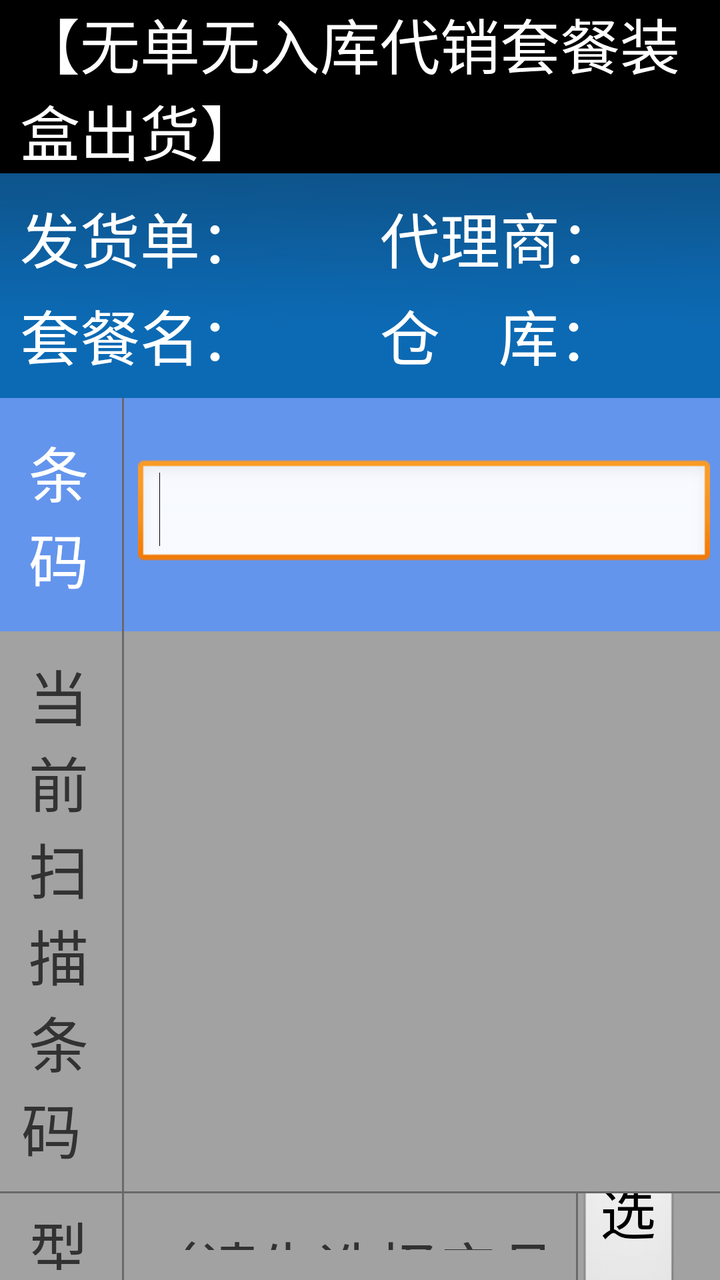
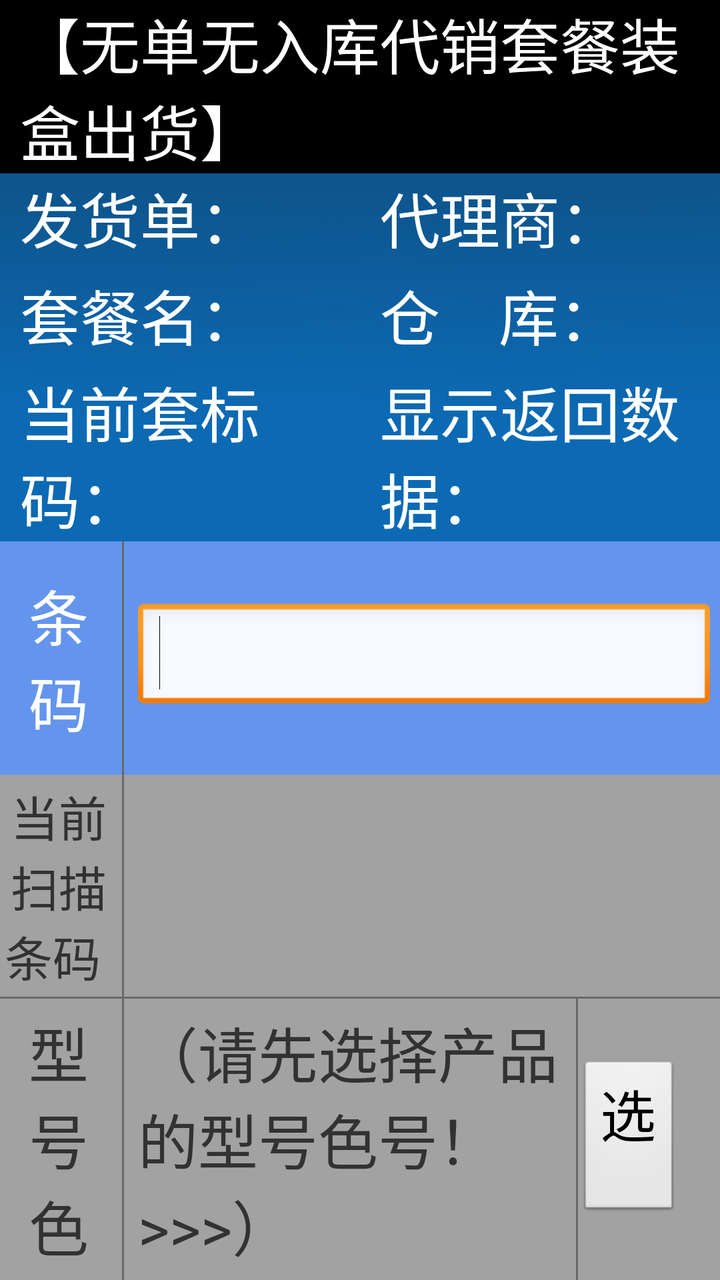

The first picture is an Android layout as it rendered before a commit; the second is the same layout after the commit. The layout source and the unified diff follow.
<!-- AndroidManifest.xml: application theme android:Theme.Light.NoTitleBar -->
<!-- res/layout/new_p_dv_outstock_z_d_packmeal_nobill_noinstock.xml -->
<?xml version="1.0" encoding="utf-8"?>
<LinearLayout xmlns:android="http://schemas.android.com/apk/res/android"
    xmlns:tools="http://schemas.android.com/tools"
    android:layout_width="match_parent"
    android:layout_height="match_parent"
    android:orientation="vertical"
    tools:ignore="HardcodedText,dpUsage,InefficientWeight,UselessLeaf" >

    <TextView
        android:id="@+id/tv_title"
        android:layout_width="match_parent"
        android:layout_height="wrap_content"
        android:background="@color/black"
        android:gravity="left"
        android:paddingLeft="10dp"
        android:text="【无单无入库代销套餐装盒出货】"
        android:textColor="@color/white"
        android:textSize="30dp" />

    <LinearLayout
        android:layout_width="match_parent"
        android:layout_height="wrap_content"
        android:background="@drawable/titlebar_back"
        android:gravity="center_vertical"
        android:orientation="horizontal" >

        <RelativeLayout
            android:id="@+id/relayout_left"
            android:layout_width="0dp"
            android:layout_height="fill_parent"
            android:layout_weight="1"
            android:gravity="center_vertical" >

            <RelativeLayout
                android:id="@+id/relayout_billno"
                android:layout_width="match_parent"
                android:layout_height="wrap_content" >

                <TextView
                    android:id="@+id/tv_billno_str"
                    android:layout_width="wrap_content"
                    android:layout_height="wrap_content"
                    android:layout_centerVertical="true"
                    android:layout_marginLeft="10dp"
                    android:text="发货单："
                    android:textColor="@color/white"
                    android:textSize="30dp" />

                <TextView
                    android:id="@+id/tv_billno"
                    android:layout_width="wrap_content"
                    android:layout_height="wrap_content"
                    android:layout_centerVertical="true"
                    android:layout_toRightOf="@id/tv_billno_str"
                    android:text=""
                    android:textColor="@color/white"
                    android:textSize="30dp" />
            </RelativeLayout>

            <RelativeLayout
                android:layout_width="match_parent"
                android:layout_height="wrap_content"
                android:layout_marginTop="5dp"
                android:layout_below="@+id/relayout_billno">

                <TextView
                    android:id="@+id/tv_packmeal_str"
                    android:layout_width="wrap_content"
                    android:layout_height="wrap_content"
                    android:layout_centerVertical="true"
                    android:layout_marginLeft="10dp"
                    android:text="套餐名："
                    android:textColor="@color/white"
                    android:textSize="30dp" />
                <TextView
                    android:id="@+id/tv_packmeal"
                    android:layout_width="wrap_content"
                    android:layout_height="wrap_content"
                    android:layout_centerVertical="true"
                    android:layout_toRightOf="@id/tv_packmeal_str"
                    android:text=""
                    android:textColor="@color/white"
                    android:textSize="30dp" />
            </RelativeLayout>
        </RelativeLayout>

        <RelativeLayout
            android:id="@+id/relayout_right"
            android:layout_width="0dp"
            android:layout_height="fill_parent"
            android:layout_weight="1"
            android:gravity="center_vertical"
            android:paddingBottom="10dp"
            android:paddingTop="10dp" >

            <RelativeLayout
                android:id="@+id/relayout_company"
                android:layout_width="match_parent"
                android:layout_height="wrap_content"
                android:visibility="visible" >

                <TextView
                    android:id="@+id/tv_company_str"
                    android:layout_width="wrap_content"
                    android:layout_height="wrap_content"
                    android:layout_centerVertical="true"
                    android:layout_marginLeft="10dp"
                    android:text="代理商："
                    android:textColor="@color/white"
                    android:textSize="30dp" />

                <TextView
                    android:id="@+id/tv_company_name"
                    android:layout_width="wrap_content"
                    android:layout_height="wrap_content"
                    android:layout_centerVertical="true"
                    android:layout_toRightOf="@id/tv_company_str"
                    android:text=""
                    android:textColor="@color/white"
                    android:textSize="30dp" />
            </RelativeLayout>

            <RelativeLayout
                android:id="@+id/relayout_stock"
                android:layout_width="match_parent"
                android:layout_height="wrap_content"
                android:layout_below="@id/relayout_company"
                android:layout_marginTop="5dp" >

                <TextView
                    android:id="@+id/tv_stock_str"
                    android:layout_width="wrap_content"
                    android:layout_height="wrap_content"
                    android:layout_centerVertical="true"
                    android:layout_marginLeft="10dp"
                    android:text="仓    库："
                    android:textColor="@color/white"
                    android:textSize="30dp" />

                <TextView
                    android:id="@+id/tv_stock_name"
                    android:layout_width="wrap_content"
                    android:layout_height="wrap_content"
                    android:layout_centerVertical="true"
                    android:layout_toRightOf="@id/tv_stock_str"
                    android:text=""
                    android:textColor="@color/white"
                    android:textSize="30dp" />
            </RelativeLayout>
        </RelativeLayout>
    </LinearLayout>

    <LinearLayout
        android:layout_width="match_parent"
        android:layout_height="wrap_content"
        android:background="@color/cornflowerblue"
        android:orientation="horizontal" >

        <TextView
            android:layout_width="0dp"
            android:layout_height="wrap_content"
            android:layout_weight="0.5"
            android:gravity="center"
            android:paddingBottom="15dp"
            android:paddingTop="15dp"
            android:text="条\t\t码"
            android:textColor="@color/white"
            android:textSize="30dp" />

        <View
            android:layout_width="1dp"
            android:layout_height="fill_parent"
            android:layout_marginLeft="2dp"
            android:layout_marginRight="2dp"
            android:background="#696969" />

        <LinearLayout
            android:layout_width="0dp"
            android:layout_height="55dp"
            android:layout_gravity="center_vertical"
            android:layout_weight="2.5"
            android:orientation="horizontal" >

            <EditText
                android:id="@+id/et_barcode"
                android:layout_width="0dp"
                android:layout_height="wrap_content"
                android:layout_marginLeft="5dp"
                android:layout_marginRight="5dp"
                android:layout_weight="1.5"
                android:ems="18"
                android:focusable="true"
                android:focusableInTouchMode="true"
                android:gravity="center_vertical"
                android:inputType="text"
                android:textSize="30dp" >

                <requestFocus />
            </EditText>

            <Spinner
                android:id="@+id/spinner_type"
                android:layout_width="140dp"
                android:layout_height="50dp"
                android:gravity="center"
                android:spinnerMode="dialog"
                android:visibility="gone" />

            <Button
                android:id="@+id/btn_d_nobill_noinstock_revoke"
                android:layout_width="0dp"
                android:layout_height="wrap_content"
                android:layout_marginLeft="10dp"
                android:layout_marginRight="10dp"
                android:layout_weight="0.5"
                android:text="撤销"
                android:visibility="gone" />
        </LinearLayout>
    </LinearLayout>

    <LinearLayout
        android:layout_width="match_parent"
        android:layout_height="wrap_content"
        android:background="#A2A2A2"
        android:orientation="horizontal" >

        <LinearLayout
            android:layout_width="0dp"
            android:layout_height="wrap_content"
            android:layout_weight="0.5"
            android:orientation="vertical" >

            <TextView
                android:layout_width="match_parent"
                android:layout_height="wrap_content"
                android:gravity="center"
                android:paddingBottom="10dp"
                android:paddingTop="10dp"
                android:text="当前扫描条码 "
                android:textSize="30dp" />
        </LinearLayout>

        <View
            android:layout_width="1dp"
            android:layout_height="match_parent"
            android:layout_marginLeft="2dp"
            android:layout_marginRight="2dp"
            android:background="#696969" />

        <LinearLayout
            android:layout_width="0dp"
            android:layout_height="wrap_content"
            android:layout_gravity="center_vertical"
            android:layout_weight="2.5"
            android:orientation="vertical" >

            <TextView
                android:id="@+id/tv_show_code"
                android:layout_width="match_parent"
                android:layout_height="wrap_content"
                android:paddingLeft="5dp"
                android:text=""
                android:textSize="30dp" />
        </LinearLayout>
    </LinearLayout>

    <View
        android:layout_width="match_parent"
        android:layout_height="1dp"
        android:background="#696969" />

    <LinearLayout
        android:layout_width="fill_parent"
        android:layout_height="wrap_content"
        android:background="#A2A2A2"
        android:gravity="center_vertical"
        android:orientation="horizontal" >

        <LinearLayout
            android:layout_width="0dp"
            android:layout_height="wrap_content"
            android:layout_weight="0.5"
            android:orientation="vertical"
            android:paddingBottom="5dp"
            android:paddingTop="5dp" >

            <TextView
                android:id="@+id/TextView06"
                android:layout_width="match_parent"
                android:layout_height="wrap_content"
                android:gravity="center"
                android:text="型号色号 "
                android:textSize="30dp" />









            <LinearLayout
                android:layout_width="wrap_content"
                android:layout_height="wrap_content"
                android:orientation="horizontal"
                android:gravity="center"
                android:layout_gravity="center">
                <TextView
                    android:layout_width="match_parent"
                    android:layout_height="wrap_content"
                    android:gravity="center"
                    android:text="(产品ID)"
                    android:textSize="28dp" />
                <TextView
                    android:id="@+id/tv_instock_batch"
                    android:layout_width="wrap_content"
                    android:layout_height="wrap_content"
                    android:text="批号"
                    android:textSize="26dp"
                    android:visibility="gone"
                    android:layout_marginLeft="10dp"></TextView>
            </LinearLayout>

        </LinearLayout>

        <View
            android:layout_width="1dp"
            android:layout_height="match_parent"
            android:layout_marginLeft="2dp"
            android:layout_marginRight="2dp"
            android:background="#696969" />

        <LinearLayout
            android:layout_width="0dp"
            android:layout_height="wrap_content"
            android:layout_weight="1.9"
            android:orientation="vertical"
            android:paddingBottom="15dp"
            android:paddingTop="15dp" >

            <TextView
                android:id="@+id/tv_model_colors"
                android:layout_width="match_parent"
                android:layout_height="wrap_content"
                android:paddingLeft="5dp"
                android:text="（请先选择产品的型号色号！>>>）"
                android:textSize="30dp" />

            <TextView
                android:id="@+id/tv_goodsid"
                android:layout_width="match_parent"
                android:layout_height="wrap_content"
                android:layout_marginTop="10dp"
                android:paddingLeft="5dp"
                android:text=""
                android:textSize="28dp" />
        </LinearLayout>

        <View
            android:layout_width="1dp"
            android:layout_height="match_parent"
            android:background="#696969" />

        <LinearLayout
            android:layout_width="0dp"
            android:layout_height="wrap_content"
            android:layout_weight="0.6"
            android:gravity="center"
            android:orientation="horizontal" >

            <Button
                android:id="@+id/btn_select_goodsid"
                android:layout_width="fill_parent"
                android:layout_height="80dp"
                android:layout_marginRight="20dp"
                android:text="选\t择 "
                android:textSize="28dp" />
        </LinearLayout>
    </LinearLayout>

    <LinearLayout
        android:layout_width="match_parent"
        android:layout_height="wrap_content"
        android:layout_weight="2.88"
        android:orientation="vertical" >

        <LinearLayout
            android:layout_width="match_parent"
            android:layout_height="80dp"
            android:gravity="center_vertical"
            android:orientation="horizontal" >

            <TextView
                android:id="@+id/TextView07"
                android:layout_width="0dp"
                android:layout_height="fill_parent"
                android:layout_weight="1"
                android:background="#D7D7D7"
                android:gravity="center"
                android:text="此型号累计"
                android:textSize="30dp" />

            <View
                android:layout_width="2dp"
                android:layout_height="fill_parent"
                android:background="#AEAEAE" />

            <TextView
                android:id="@+id/TextView09"
                android:layout_width="0dp"
                android:layout_height="fill_parent"
                android:layout_weight="1"
                android:background="#D7D7D7"
                android:gravity="center"
                android:text="合\t计"
                android:textSize="30dp" />

            <View
                android:layout_width="2dp"
                android:layout_height="fill_parent"
                android:background="#AEAEAE" />

            <TextView
                android:id="@+id/TextView_pack_box_ok_title"
                android:layout_width="0dp"
                android:layout_height="fill_parent"
                android:layout_weight="1"
                android:background="#D7D7D7"
                android:gravity="center"
                android:text="套标装盒\n成功数"
                android:textSize="26dp" />
        </LinearLayout>

        <View
            android:layout_width="match_parent"
            android:layout_height="1dp"
            android:background="#AEAEAE" />

        <LinearLayout
            android:layout_width="match_parent"
            android:layout_height="fill_parent"
            android:gravity="center_vertical"
            android:orientation="horizontal" >

            <TextView
                android:id="@+id/tv_curqty"
                android:layout_width="0dp"
                android:layout_height="fill_parent"
                android:layout_weight="1"
                android:gravity="center"
                android:text="0"
                android:textColor="@color/darkgreen"
                android:textSize="60dp" />

            <View
                android:layout_width="2dp"
                android:layout_height="fill_parent"
                android:background="#AEAEAE" />

            <TextView
                android:id="@+id/tv_totalqty"
                android:layout_width="0dp"
                android:layout_height="fill_parent"
                android:layout_weight="1"
                android:gravity="center"
                android:text="0"
                android:textSize="60dp" />

            <View
                android:layout_width="2dp"
                android:layout_height="fill_parent"
                android:background="#AEAEAE" />

            <TextView
                android:id="@+id/tv_pack_box_success"
                android:layout_width="0dp"
                android:layout_height="fill_parent"
                android:layout_weight="1"
                android:gravity="center"
                android:text="0"
                android:textColor="@color/darkgreen"
                android:textSize="60dp" />
        </LinearLayout>
    </LinearLayout>


































    <LinearLayout
        android:id="@+id/lin_Bottom"
        android:layout_width="match_parent"
        android:layout_height="wrap_content"
        android:layout_alignParentBottom="true"
        android:gravity="center"
        android:orientation="vertical"
        >

        <RelativeLayout
            android:layout_width="match_parent"
            android:layout_height="wrap_content"
            android:background="#D7D7D7"
            android:paddingBottom="10dp"
            android:paddingTop="10dp" >

            <TextView
                android:id="@+id/tv_connect_state_str"
                android:layout_width="wrap_content"
                android:layout_height="wrap_content"
                android:layout_marginLeft="50dp"
                android:gravity="center"
                android:text="蓝牙打印机："
                android:textSize="30dp" />

            <TextView
                android:id="@+id/tv_connect_state"
                android:layout_width="wrap_content"
                android:layout_height="wrap_content"
                android:layout_toRightOf="@id/tv_connect_state_str"
                android:gravity="center"
                android:text="未连接"
                android:textSize="30dp" />

            <TextView
                android:id="@+id/tv_message"
                android:layout_width="wrap_content"
                android:layout_height="wrap_content"
                android:layout_alignParentRight="true"
                android:layout_marginRight="50dp"
                android:gravity="center"
                android:text="可扫描"
                android:textSize="30dp"
                android:visibility="gone" />
        </RelativeLayout>

        <RelativeLayout
            android:layout_width="match_parent"
            android:layout_height="wrap_content"
            android:background="@drawable/titlebar_back"
            android:gravity="center"
            android:paddingBottom="15dp"
            android:paddingTop="15dp" >

            <Button
                android:id="@+id/btn_connect"
                android:layout_width="200dp"
                android:layout_height="60dp"
                android:background="@drawable/button_background2"
                android:text="连接"
                android:textSize="30dp" />

            <Button
                android:id="@+id/btn_scan_detail"
                android:layout_width="200dp"
                android:layout_height="60dp"
                android:layout_marginLeft="30dp"
                android:layout_toRightOf="@id/btn_connect"
                android:background="@drawable/button_background2"
                android:text="扫描明细"
                android:textSize="30dp"
                android:visibility="gone" />

            <Button
                android:visibility="gone"
                android:id="@+id/btn_scan_print"
                android:layout_width="200dp"
                android:layout_height="60dp"
                android:layout_marginLeft="30dp"
                android:layout_toRightOf="@id/btn_scan_detail"
                android:background="@drawable/button_background2"
                android:text="扫描打印"
                android:textSize="30dp" />

            <Button
                android:id="@+id/btn_again_print_boxcode"
                android:layout_width="200dp"
                android:layout_height="60dp"
                android:layout_marginLeft="50dp"
                android:layout_toRightOf="@id/btn_scan_print"
                android:background="@drawable/button_background2"
                android:text="补打套标"
                android:textSize="30dp" />

            <Button
                android:id="@+id/btn_test_packing"
                android:layout_width="200dp"
                android:layout_height="60dp"
                android:layout_marginLeft="50dp"
                android:layout_toRightOf="@id/btn_again_print_boxcode"
                android:background="@drawable/button_background2"
                android:text="测试打印"
                android:textSize="30dp" />

            <Button
                android:id="@+id/btn_finish"
                android:layout_width="200dp"
                android:layout_height="60dp"
                android:layout_marginLeft="50dp"
                android:layout_toRightOf="@id/btn_test_packing"
                android:background="@drawable/button_background2"
                android:text="完成"
                android:textSize="30dp" />
        </RelativeLayout>
    </LinearLayout>


</LinearLayout>
<!-- resources referenced by this layout -->
<resources>
  <color name="black">#000000</color>
  <color name="cornflowerblue">#6495ED</color>
  <color name="darkgreen">#006400</color>
  <color name="white">#FFFFFF</color>
  <!-- drawable button_background2 (drawable) -->
  <?xml version="1.0" encoding="utf-8"?>
  <selector xmlns:android="http://schemas.android.com/apk/res/android" >
     <item android:state_focused="true" android:drawable="@drawable/btn_style_four_pressed"></item>
     <item android:state_pressed="true" android:drawable="@drawable/btn_style_four_pressed"></item>
     <item android:drawable="@drawable/btn_style_four_normal"></item> 
  </selector>
  <!-- drawable titlebar_back: png bitmap (drawable-hdpi, 3336 bytes) -->
  <!-- drawable btn_style_four_pressed: png bitmap (drawable-hdpi, 1088 bytes) -->
  <!-- drawable btn_style_four_normal: png bitmap (drawable-hdpi, 1035 bytes) -->
</resources>

<!-- the commit's change to res/layout/new_p_dv_outstock_z_d_packmeal_nobill_noinstock.xml (unified diff, before → after) -->
@@ -58,6 +58,7 @@
             </RelativeLayout>
 
             <RelativeLayout
+                android:id="@+id/relayout_packmeal"
                 android:layout_width="match_parent"
                 android:layout_height="wrap_content"
                 android:layout_marginTop="5dp"
@@ -78,6 +79,34 @@
                     android:layout_height="wrap_content"
                     android:layout_centerVertical="true"
                     android:layout_toRightOf="@id/tv_packmeal_str"
+                    android:text=""
+                    android:textColor="@color/white"
+                    android:textSize="30dp" />
+            </RelativeLayout>
+
+
+            <RelativeLayout
+                android:layout_width="match_parent"
+                android:layout_height="wrap_content"
+                android:layout_marginTop="5dp"
+                android:layout_below="@+id/relayout_packmeal">
+
+                <TextView
+                    android:id="@+id/tv_sleevelabel_str"
+                    android:layout_width="wrap_content"
+                    android:layout_height="wrap_content"
+                    android:layout_centerVertical="true"
+                    android:layout_marginLeft="10dp"
+                    android:text="当前套标码："
+                    android:textColor="@color/white"
+                    android:textSize="30dp" />
+
+                <TextView
+                    android:id="@+id/tv_sleevelabel"
+                    android:layout_width="wrap_content"
+                    android:layout_height="wrap_content"
+                    android:layout_centerVertical="true"
+                    android:layout_toRightOf="@id/tv_sleevelabel_str"
                     android:text=""
                     android:textColor="@color/white"
                     android:textSize="30dp" />
@@ -90,8 +119,7 @@
             android:layout_height="fill_parent"
             android:layout_weight="1"
             android:gravity="center_vertical"
-            android:paddingBottom="10dp"
-            android:paddingTop="10dp" >
+             >
 
             <RelativeLayout
                 android:id="@+id/relayout_company"
@@ -144,6 +172,34 @@
                     android:layout_centerVertical="true"
                     android:layout_toRightOf="@id/tv_stock_str"
                     android:text=""
+                    android:textColor="@color/white"
+                    android:textSize="30dp" />
+            </RelativeLayout>
+
+            <RelativeLayout
+                android:layout_width="match_parent"
+                android:layout_height="wrap_content"
+                android:layout_below="@id/relayout_stock"
+                android:layout_marginTop="5dp" >
+
+                <TextView
+                    android:id="@+id/tv_check_log"
+                    android:layout_width="wrap_content"
+                    android:layout_height="wrap_content"
+                    android:layout_centerVertical="true"
+                    android:layout_marginLeft="10dp"
+                    android:text="显示返回数据："
+                    android:textColor="@color/white"
+                    android:textSize="30dp" />
+
+                <CheckBox
+                    android:id="@+id/check_log"
+                    android:layout_width="match_parent"
+                    android:layout_height="wrap_content"
+                    android:layout_centerVertical="true"
+                    android:layout_toRightOf="@id/tv_check_log"
+                    android:button="@null"
+                    android:drawableRight="?android:attr/listChoiceIndicatorMultiple"
                     android:textColor="@color/white"
                     android:textSize="30dp" />
             </RelativeLayout>
@@ -234,10 +290,10 @@
                 android:layout_width="match_parent"
                 android:layout_height="wrap_content"
                 android:gravity="center"
-                android:paddingBottom="10dp"
-                android:paddingTop="10dp"
+                android:paddingBottom="3dp"
+                android:paddingTop="3dp"
                 android:text="当前扫描条码 "
-                android:textSize="30dp" />
+                android:textSize="24dp" />
         </LinearLayout>
 
         <View
@@ -260,7 +316,7 @@
                 android:layout_height="wrap_content"
                 android:paddingLeft="5dp"
                 android:text=""
-                android:textSize="30dp" />
+                android:textSize="26dp" />
         </LinearLayout>
     </LinearLayout>
 
@@ -336,8 +392,8 @@
             android:layout_height="wrap_content"
             android:layout_weight="1.9"
             android:orientation="vertical"
-            android:paddingBottom="15dp"
-            android:paddingTop="15dp" >
+            android:paddingBottom="5dp"
+            android:paddingTop="5dp" >
 
             <TextView
                 android:id="@+id/tv_model_colors"
@@ -579,35 +635,14 @@
                 android:text="连接"
                 android:textSize="30dp" />
 
+
             <Button
-                android:id="@+id/btn_scan_detail"
+                android:id="@+id/btn_again_print_boxcode"
                 android:layout_width="200dp"
                 android:layout_height="60dp"
                 android:layout_marginLeft="30dp"
                 android:layout_toRightOf="@id/btn_connect"
                 android:background="@drawable/button_background2"
-                android:text="扫描明细"
-                android:textSize="30dp"
-                android:visibility="gone" />
-
-            <Button
-                android:visibility="gone"
-                android:id="@+id/btn_scan_print"
-                android:layout_width="200dp"
-                android:layout_height="60dp"
-                android:layout_marginLeft="30dp"
-                android:layout_toRightOf="@id/btn_scan_detail"
-                android:background="@drawable/button_background2"
-                android:text="扫描打印"
-                android:textSize="30dp" />
-
-            <Button
-                android:id="@+id/btn_again_print_boxcode"
-                android:layout_width="200dp"
-                android:layout_height="60dp"
-                android:layout_marginLeft="50dp"
-                android:layout_toRightOf="@id/btn_scan_print"
-                android:background="@drawable/button_background2"
                 android:text="补打套标"
                 android:textSize="30dp" />
 
@@ -615,20 +650,39 @@
                 android:id="@+id/btn_test_packing"
                 android:layout_width="200dp"
                 android:layout_height="60dp"
-                android:layout_marginLeft="50dp"
+                android:layout_marginLeft="30dp"
                 android:layout_toRightOf="@id/btn_again_print_boxcode"
                 android:background="@drawable/button_background2"
                 android:text="测试打印"
                 android:textSize="30dp" />
 
             <Button
-                android:id="@+id/btn_finish"
+                android:id="@+id/btn_scan_details"
                 android:layout_width="200dp"
                 android:layout_height="60dp"
-                android:layout_marginLeft="50dp"
+                android:layout_marginLeft="30dp"
                 android:layout_toRightOf="@id/btn_test_packing"
                 android:background="@drawable/button_background2"
-                android:text="完成"
+                android:text="当前扫描明细"
+                android:textSize="30dp" />
+
+
+
+
+
+
+
+
+
+
+            <Button
+                android:id="@+id/btn_print"
+                android:layout_width="200dp"
+                android:layout_height="60dp"
+                android:layout_marginLeft="30dp"
+                android:layout_toRightOf="@id/btn_scan_details"
+                android:background="@drawable/button_background2"
+                android:text="打印"
                 android:textSize="30dp" />
         </RelativeLayout>
     </LinearLayout>
